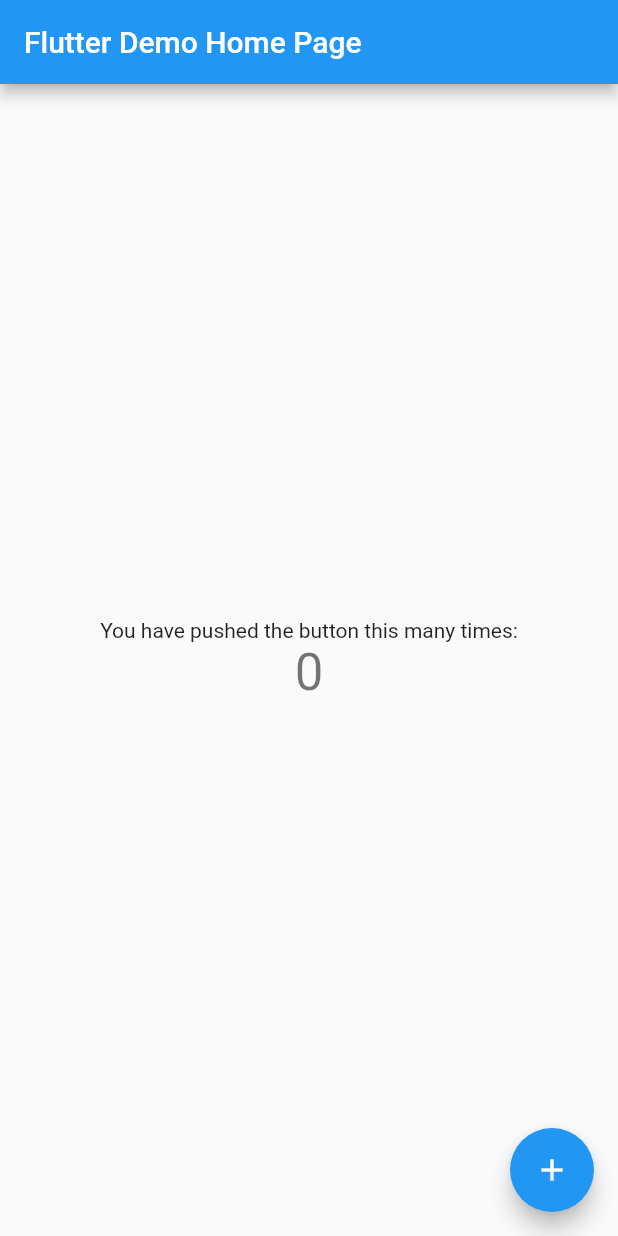
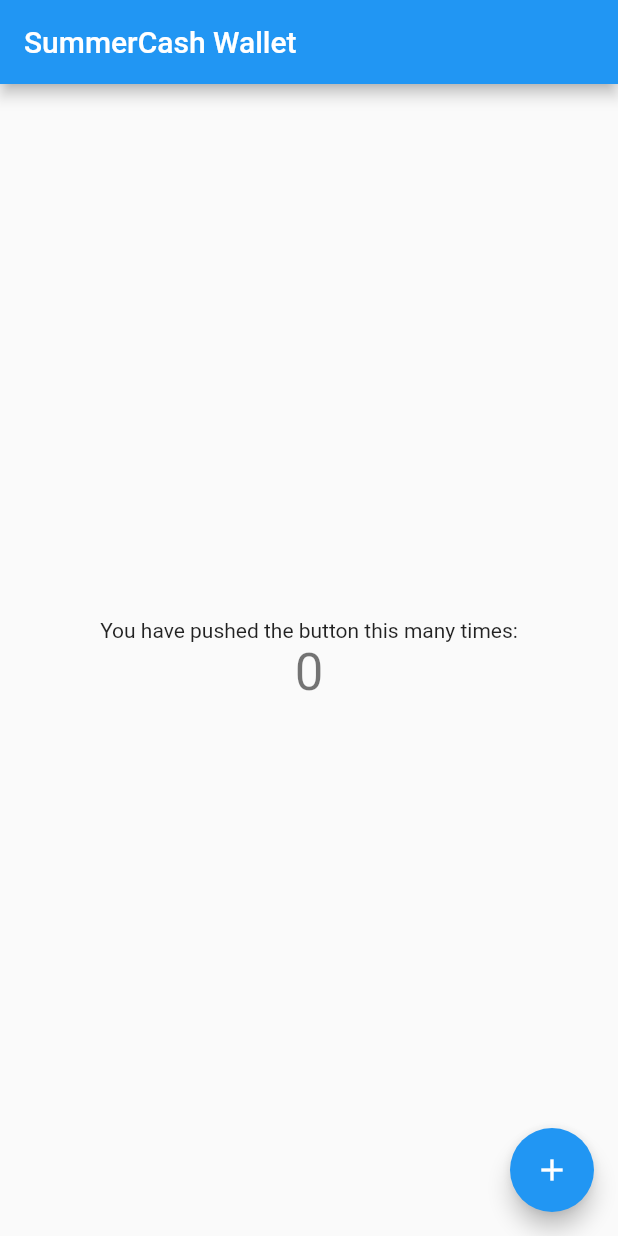
Before and after one commit to SummerCash/flutter-summercash, a Flutter app: the screen it shows after launch, on a phone screen of 412 x 824 dp. Run offline on Flutter 3.47's test engine with Material 2 defaults, Android fonts, the phone set to English and light mode, and no system bars.

```diff
--- a/lib/main.dart
+++ b/lib/main.dart
@@ -20,7 +20,7 @@ class MyApp extends StatelessWidget {
         // is not restarted.
         primarySwatch: Colors.blue,
       ),
-      home: MyHomePage(title: "Flutter Demo Home Page"),
+      home: MyHomePage(title: "SummerCash Wallet"),
     );
   }
 }
```
Also changed, not shown: pubspec.yaml (+3 -6 lines), 1 other file.
